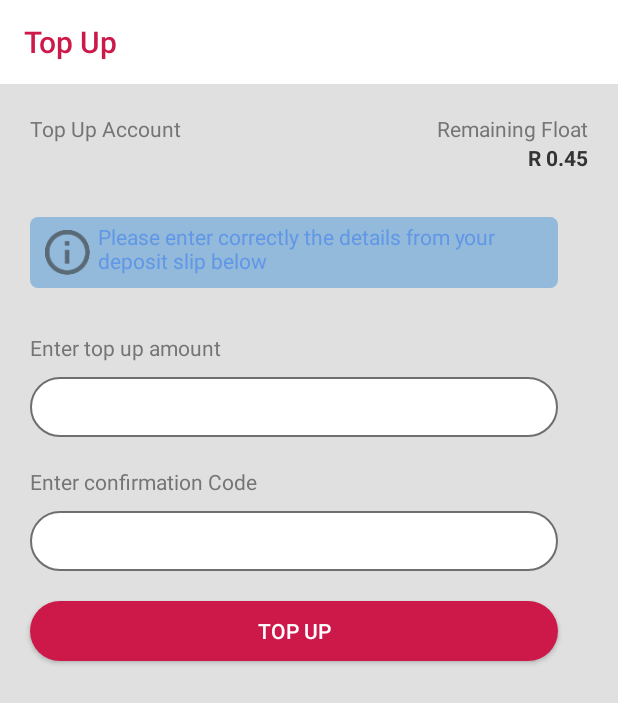
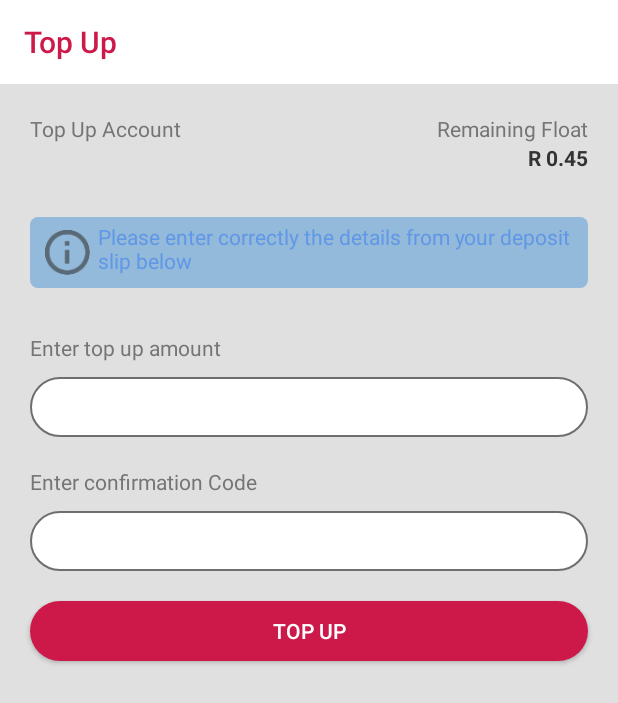
Before and after one commit to rakoi/tsogatec, an Android app: the TopUpAccount screen opened directly, with no data from a screen before it, on a phone screen of 412 x 824 dp. Shown: the top 703 px of the screen. Run offline under Robolectric (Android 15) with nearby library versions, the phone set to English and light mode, and no system bars.

Commit message:
latest ui

```diff
--- a/app/src/main/res/layout/activity_login.xml
+++ b/app/src/main/res/layout/activity_login.xml
@@ -27,9 +27,9 @@
         android:layout_height="wrap_content"
         android:gravity="center"
         android:orientation="vertical"
-        android:layout_marginLeft="10dp"
+        android:layout_marginLeft="20dp"
         android:layout_gravity="center_vertical"
-        android:layout_marginRight="10dp"
+        android:layout_marginRight="20dp"
         >
 
         <EditText
--- a/app/src/main/res/layout/activity_top_up_account.xml
+++ b/app/src/main/res/layout/activity_top_up_account.xml
@@ -62,7 +62,7 @@
         android:layout_marginLeft="20dp"
         android:layout_marginTop="30dp"
         android:layout_marginBottom="10dp"
-        android:layout_marginRight="40dp"
+        android:layout_marginRight="20dp"
         android:paddingTop="3dp"
         android:orientation="horizontal"
         android:paddingBottom="3dp"
@@ -96,7 +96,7 @@
     <EditText
         android:layout_width="match_parent"
         android:layout_marginLeft="20dp"
-        android:layout_marginRight="40dp"
+        android:layout_marginRight="20dp"
         android:layout_height="40dp"
         android:inputType="number"
         android:background="@drawable/inputfieldbackground"
@@ -114,7 +114,7 @@
     <EditText
         android:layout_width="match_parent"
         android:layout_marginLeft="20dp"
-        android:layout_marginRight="40dp"
+        android:layout_marginRight="20dp"
         android:layout_height="40dp"
         android:inputType="textNoSuggestions"
         android:background="@drawable/inputfieldbackground"
@@ -124,7 +124,7 @@
     <Button
         android:layout_width="match_parent"
         android:layout_marginLeft="20dp"
-        android:layout_marginRight="40dp"
+        android:layout_marginRight="20dp"
         android:layout_height="40dp"
         android:text="Top up"
         android:layout_marginTop="20dp"
```
Also changed, not shown: 1 other file.
